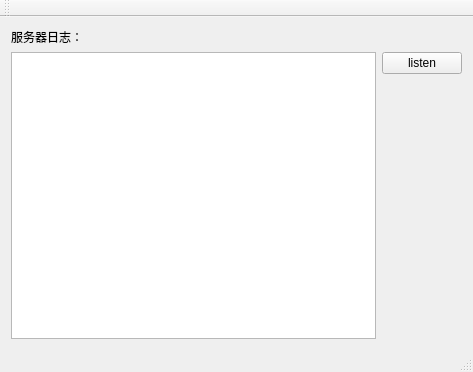
The window that server_demo/mainwindow.ui (grahamitdev/YunZhiBo) describes before a commit, drawn with Qt 5.
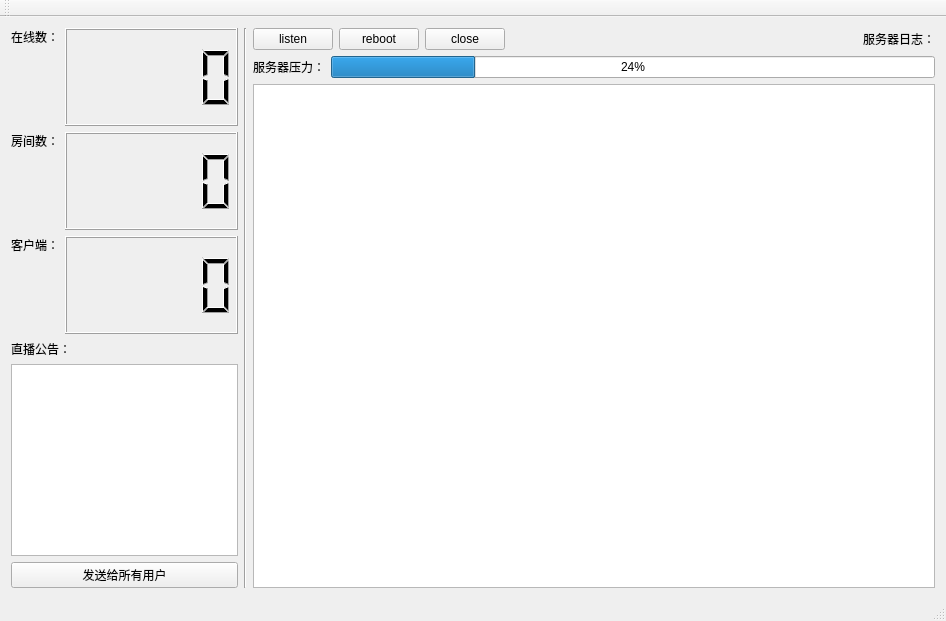
The same window after the commit. Icons and pictures are not drawn.

```diff
--- a/server_demo/mainwindow.ui
+++ b/server_demo/mainwindow.ui
@@ -9,8 +9,8 @@
    <rect>
     <x>0</x>
     <y>0</y>
-    <width>473</width>
-    <height>372</height>
+    <width>946</width>
+    <height>621</height>
    </rect>
   </property>
   <property name="windowTitle">
@@ -21,22 +21,123 @@
     <normaloff>:/new/prefix1/logo_R.ico</normaloff>:/new/prefix1/logo_R.ico</iconset>
   </property>
   <widget class="QWidget" name="centralWidget">
+   <layout class="QVBoxLayout" name="verticalLayout_6">
+    <item>
+     <layout class="QHBoxLayout" name="horizontalLayout_3" stretch="1,0,3">
+      <item>
+       <layout class="QVBoxLayout" name="verticalLayout_5" stretch="3,0,0,0">
+        <item>
+         <layout class="QHBoxLayout" name="horizontalLayout" stretch="0,1">
+          <item>
    <layout class="QVBoxLayout" name="verticalLayout_2">
     <item>
-     <widget class="QLabel" name="label">
+             <widget class="QLabel" name="label_3">
       <property name="text">
-       <string>服务器日志：</string>
+               <string>在线数：</string>
       </property>
      </widget>
     </item>
     <item>
-     <layout class="QHBoxLayout" name="horizontalLayout">
+             <spacer name="verticalSpacer">
+              <property name="orientation">
+               <enum>Qt::Vertical</enum>
+              </property>
+              <property name="sizeHint" stdset="0">
+               <size>
+                <width>20</width>
+                <height>40</height>
+               </size>
+              </property>
+             </spacer>
+            </item>
       <item>
-       <widget class="QTextEdit" name="te_debug"/>
+             <widget class="QLabel" name="label_4">
+              <property name="text">
+               <string>房间数：</string>
+              </property>
+             </widget>
+            </item>
+            <item>
+             <spacer name="verticalSpacer_3">
+              <property name="orientation">
+               <enum>Qt::Vertical</enum>
+              </property>
+              <property name="sizeHint" stdset="0">
+               <size>
+                <width>20</width>
+                <height>40</height>
+               </size>
+              </property>
+             </spacer>
+            </item>
+            <item>
+             <widget class="QLabel" name="label_2">
+              <property name="text">
+               <string>客户端：</string>
+              </property>
+             </widget>
+            </item>
+            <item>
+             <spacer name="verticalSpacer_4">
+              <property name="orientation">
+               <enum>Qt::Vertical</enum>
+              </property>
+              <property name="sizeHint" stdset="0">
+               <size>
+                <width>20</width>
+                <height>40</height>
+               </size>
+              </property>
+             </spacer>
+            </item>
+           </layout>
+          </item>
+          <item>
+           <layout class="QVBoxLayout" name="verticalLayout_4">
+            <item>
+             <widget class="QLCDNumber" name="LCD_user"/>
+            </item>
+            <item>
+             <widget class="QLCDNumber" name="LCD_room"/>
+            </item>
+            <item>
+             <widget class="QLCDNumber" name="LCD_socket"/>
+            </item>
+           </layout>
+          </item>
+         </layout>
+        </item>
+        <item>
+         <widget class="QLabel" name="label_5">
+          <property name="text">
+           <string>直播公告：</string>
+          </property>
+         </widget>
+        </item>
+        <item>
+         <widget class="QTextEdit" name="te_public"/>
+        </item>
+        <item>
+         <widget class="QPushButton" name="btn_send_public">
+          <property name="text">
+           <string>发送给所有用户</string>
+          </property>
+         </widget>
+        </item>
+       </layout>
+      </item>
+      <item>
+       <widget class="Line" name="line">
+        <property name="orientation">
+         <enum>Qt::Vertical</enum>
+        </property>
+       </widget>
       </item>
       <item>
        <layout class="QVBoxLayout" name="verticalLayout">
         <item>
+         <layout class="QHBoxLayout" name="horizontalLayout_2">
+          <item>
          <widget class="QPushButton" name="btn_listen">
           <property name="text">
            <string>listen</string>
@@ -50,17 +151,65 @@
          </widget>
         </item>
         <item>
-         <spacer name="verticalSpacer">
+           <widget class="QPushButton" name="btn_reboot">
+            <property name="text">
+             <string>reboot</string>
+            </property>
+           </widget>
+          </item>
+          <item>
+           <widget class="QPushButton" name="pushButton_2">
+            <property name="text">
+             <string>close</string>
+            </property>
+           </widget>
+          </item>
+          <item>
+           <spacer name="horizontalSpacer">
           <property name="orientation">
-           <enum>Qt::Vertical</enum>
+             <enum>Qt::Horizontal</enum>
           </property>
           <property name="sizeHint" stdset="0">
            <size>
-            <width>20</width>
-            <height>40</height>
+              <width>40</width>
+              <height>20</height>
            </size>
           </property>
          </spacer>
+          </item>
+          <item>
+           <widget class="QLabel" name="label">
+            <property name="text">
+             <string>服务器日志：</string>
+            </property>
+           </widget>
+          </item>
+         </layout>
+        </item>
+        <item>
+         <layout class="QHBoxLayout" name="horizontalLayout_5">
+          <item>
+           <widget class="QLabel" name="label_6">
+            <property name="text">
+             <string>服务器压力：</string>
+            </property>
+           </widget>
+          </item>
+          <item>
+           <widget class="QProgressBar" name="progressBar">
+            <property name="value">
+             <number>24</number>
+            </property>
+           </widget>
+          </item>
+         </layout>
+        </item>
+        <item>
+         <layout class="QVBoxLayout" name="verticalLayout_3">
+          <item>
+           <widget class="QTextEdit" name="te_debug"/>
+          </item>
+         </layout>
         </item>
        </layout>
       </item>
```
Left out of the diff: 4 changed lines with no effect on the pictures. Lines whose indentation alone changed are shown as unchanged.
